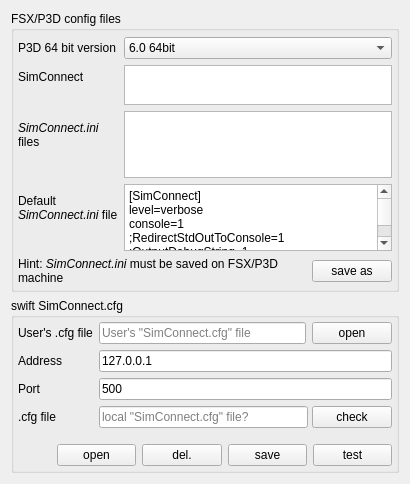
Before: the Qt Designer form src/plugins/simulator/fsxcommon/simconnectsettingscomponent.ui in swift-project/pilotclient, drawn with Qt 5.
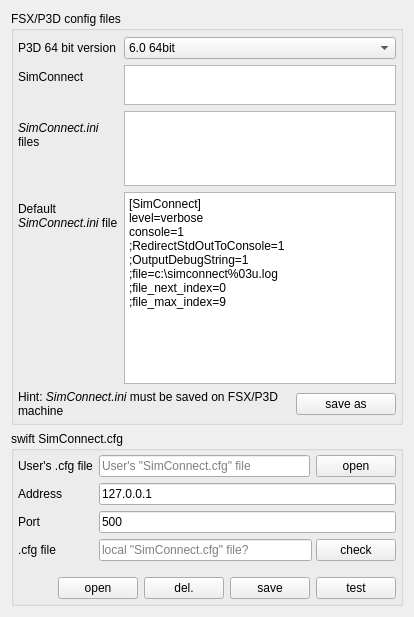
After: the same form once the commit is applied.

Commit message: [UI] Smaller UI adjustments

Diff of the .ui file:
```diff
--- a/src/plugins/simulator/fsxcommon/simconnectsettingscomponent.ui
+++ b/src/plugins/simulator/fsxcommon/simconnectsettingscomponent.ui
@@ -2,14 +2,6 @@
 <ui version="4.0">
  <class>CSimConnectSettingsComponent</class>
  <widget class="QWidget" name="CSimConnectSettingsComponent">
-  <property name="geometry">
-   <rect>
-    <x>0</x>
-    <y>0</y>
-    <width>410</width>
-    <height>481</height>
-   </rect>
-  </property>
   <property name="windowTitle">
    <string>FSX/P3D SimConnect config</string>
   </property>
@@ -74,12 +66,6 @@
       </item>
       <item row="3" column="1">
        <widget class="QPlainTextEdit" name="pte_SimConnectIni">
-        <property name="maximumSize">
-         <size>
-          <width>16777215</width>
-          <height>75</height>
-         </size>
-        </property>
         <property name="plainText">
          <string>[SimConnect] 
 level=verbose 
@@ -129,6 +115,12 @@
          </item>
          <item alignment="Qt::AlignRight">
           <widget class="QPushButton" name="pb_SaveAsSimConnectIni">
+           <property name="minimumSize">
+            <size>
+             <width>100</width>
+             <height>0</height>
+            </size>
+           </property>
            <property name="text">
             <string>save as</string>
            </property>
```
The commit also changes 1 other file.
